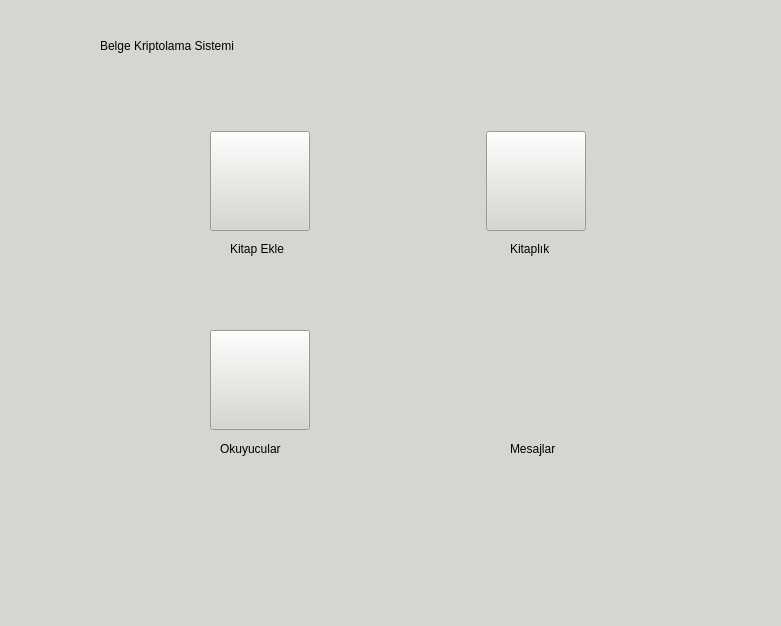
Above: ui/admin_panel.ui from OgiBalboa/E-Book_Cryptology before the change. Below: the same form after it.
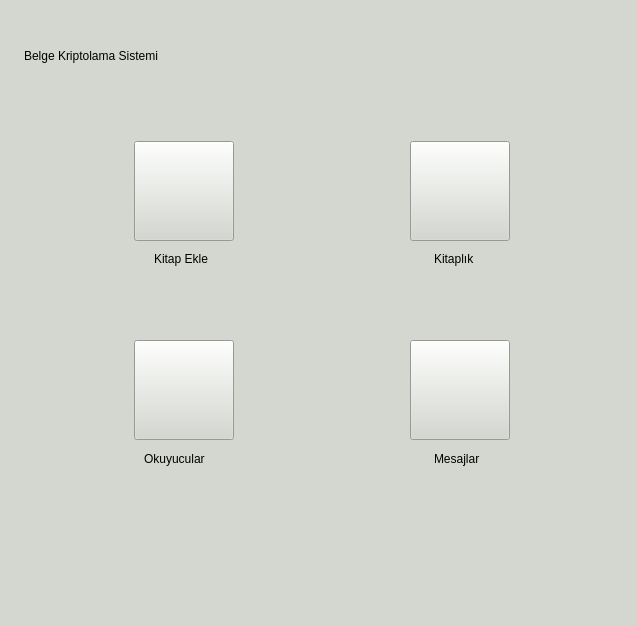
That is the form after the change. Icons and pictures are not drawn.

Commit message: "Admin panel , add book, new ui's"

Patch:
```diff
--- a/ui/admin_panel.ui
+++ b/ui/admin_panel.ui
@@ -9,10 +9,22 @@
    <rect>
     <x>0</x>
     <y>0</y>
-    <width>781</width>
+    <width>637</width>
     <height>626</height>
    </rect>
   </property>
+  <property name="minimumSize">
+   <size>
+    <width>637</width>
+    <height>626</height>
+   </size>
+  </property>
+  <property name="maximumSize">
+   <size>
+    <width>637</width>
+    <height>626</height>
+   </size>
+  </property>
   <property name="windowTitle">
    <string>YÖNETİCİ PANELİ</string>
   </property>
@@ -36,8 +48,8 @@
    <widget class="QLabel" name="label">
     <property name="geometry">
      <rect>
-      <x>350</x>
-      <y>0</y>
+      <x>274</x>
+      <y>10</y>
       <width>341</width>
       <height>91</height>
      </rect>
@@ -58,8 +70,8 @@
    <widget class="QLabel" name="label_2">
     <property name="geometry">
      <rect>
-      <x>100</x>
-      <y>10</y>
+      <x>24</x>
+      <y>20</y>
       <width>231</width>
       <height>71</height>
      </rect>
@@ -74,8 +86,8 @@
    <widget class="QPushButton" name="new_book_btn">
     <property name="geometry">
      <rect>
-      <x>210</x>
-      <y>131</y>
+      <x>134</x>
+      <y>141</y>
       <width>100</width>
       <height>100</height>
      </rect>
@@ -115,8 +127,8 @@
    <widget class="QLabel" name="label_3">
     <property name="geometry">
      <rect>
-      <x>230</x>
-      <y>240</y>
+      <x>154</x>
+      <y>250</y>
       <width>69</width>
       <height>17</height>
      </rect>
@@ -128,8 +140,8 @@
    <widget class="QPushButton" name="shelve_btn">
     <property name="geometry">
      <rect>
-      <x>486</x>
-      <y>131</y>
+      <x>410</x>
+      <y>141</y>
       <width>100</width>
       <height>100</height>
      </rect>
@@ -158,8 +170,8 @@
     </property>
     <property name="iconSize">
      <size>
-      <width>80</width>
-      <height>80</height>
+      <width>120</width>
+      <height>120</height>
      </size>
     </property>
     <property name="default">
@@ -172,8 +184,8 @@
    <widget class="QLabel" name="label_4">
     <property name="geometry">
      <rect>
-      <x>510</x>
-      <y>240</y>
+      <x>434</x>
+      <y>250</y>
       <width>52</width>
       <height>17</height>
      </rect>
@@ -185,8 +197,8 @@
    <widget class="QPushButton" name="reader_btn">
     <property name="geometry">
      <rect>
-      <x>210</x>
-      <y>330</y>
+      <x>134</x>
+      <y>340</y>
       <width>100</width>
       <height>100</height>
      </rect>
@@ -229,8 +241,8 @@
    <widget class="QLabel" name="label_5">
     <property name="geometry">
      <rect>
-      <x>220</x>
-      <y>440</y>
+      <x>144</x>
+      <y>450</y>
       <width>78</width>
       <height>17</height>
      </rect>
@@ -242,8 +254,8 @@
    <widget class="QLabel" name="label_6">
     <property name="geometry">
      <rect>
-      <x>510</x>
-      <y>440</y>
+      <x>434</x>
+      <y>450</y>
       <width>78</width>
       <height>17</height>
      </rect>
@@ -255,8 +267,8 @@
    <widget class="QPushButton" name="mailbox_btn">
     <property name="geometry">
      <rect>
-      <x>486</x>
-      <y>330</y>
+      <x>410</x>
+      <y>340</y>
       <width>100</width>
       <height>100</height>
      </rect>
@@ -285,15 +297,15 @@
     </property>
     <property name="iconSize">
      <size>
-      <width>80</width>
-      <height>80</height>
+      <width>500</width>
+      <height>500</height>
      </size>
     </property>
     <property name="default">
      <bool>false</bool>
     </property>
     <property name="flat">
-     <bool>true</bool>
+     <bool>false</bool>
     </property>
    </widget>
   </widget>
```
Left out of the diff: 2 changed lines with no effect on the pictures. The commit also changes 6 other files.
